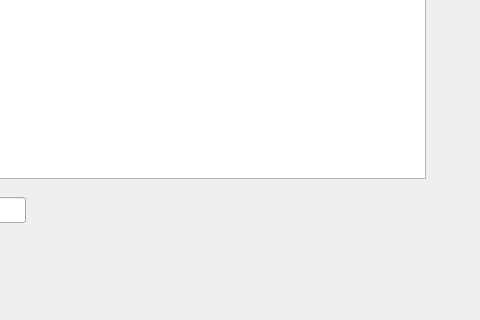
Qt form mainwindow.ui (msiu7/Hockey-Simulation-Engine) before a commit; both pictures show x 344 to 824 and y 331 to 651 of the 1033 by 651 pixel window.
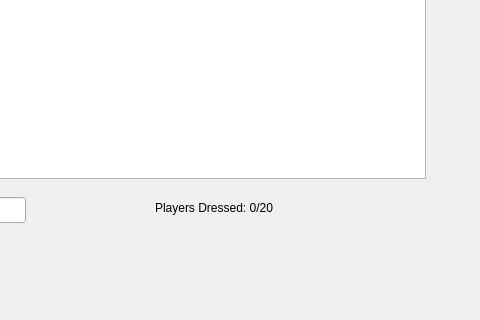
The same form after that commit.

Commit message: Fixed ui (more to do), added dressed vs scratched players

What changed in the file:
```diff
--- a/mainwindow.ui
+++ b/mainwindow.ui
@@ -517,6 +517,19 @@
          <string>Country</string>
         </property>
        </widget>
+       <widget class="QLabel" name="playersDressedLabel">
+        <property name="geometry">
+         <rect>
+          <x>490</x>
+          <y>520</y>
+          <width>171</width>
+          <height>20</height>
+         </rect>
+        </property>
+        <property name="text">
+         <string>Players Dressed: 0/20</string>
+        </property>
+       </widget>
       </widget>
       <widget class="QWidget" name="playerEditPage">
        <widget class="QLabel" name="playerNameLabel">
```
The commit also changes 10 other files.
